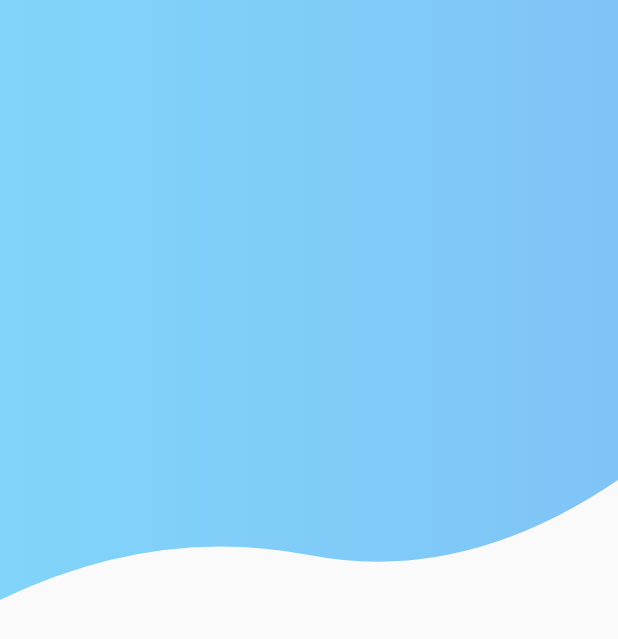
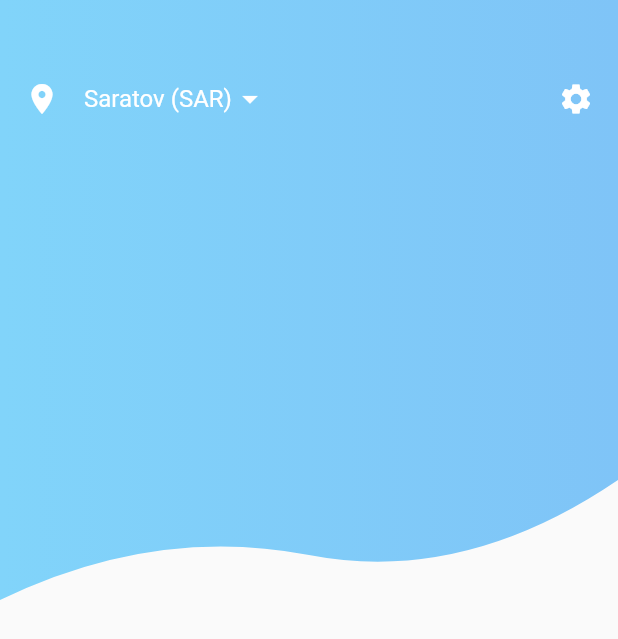
Before and after one commit to Suvorov-Alex/Flight-App-Ui, a Flutter app: the screen it shows after launch, on a phone screen of 412 x 824 dp. Shown: the top 639 px of the screen. Run offline on Flutter 3.47's test engine with Material 2 defaults, Android fonts, the phone set to English and light mode, and no system bars; Roboto replaces fonts that are missing (Oxygen).

Commit message:
top-ui-part: Add location icon + selector and menu icon

```diff
--- a/flight_app_ui/lib/main.dart
+++ b/flight_app_ui/lib/main.dart
@@ -5,10 +5,13 @@ void main() => runApp(MaterialApp(
       title: 'Flight App',
       debugShowCheckedModeBanner: false,
       home: HomeScreen(),
+      theme: appTheme,
     ));
 
 Color startColor = Color(0xFF81D4FA);
 Color endColor = Color(0xFF7FC4F7);
+
+ThemeData appTheme = ThemeData(primaryColor: startColor, fontFamily: 'Oxygen');
 
 class HomeScreen extends StatelessWidget {
   @override
@@ -26,7 +29,15 @@ class HomeScreenTopPart extends StatefulWidget {
   _HomeScreenTopPartState createState() => _HomeScreenTopPartState();
 }
 
+List<String> locations = ['Saratov (SAR)', 'Samara (SAM)'];
+
+TextStyle dropDownLabelStyle = TextStyle(color: Colors.white, fontSize: 16.0);
+TextStyle dropDownMenuItemStyle =
+    TextStyle(color: Colors.black, fontSize: 16.0);
+
 class _HomeScreenTopPartState extends State<HomeScreenTopPart> {
+  var selectedLocationIndex = 0;
+
   @override
   Widget build(BuildContext context) {
     return Stack(
@@ -37,6 +48,73 @@ class _HomeScreenTopPartState extends State<HomeScreenTopPart> {
             height: 400.0,
             decoration: BoxDecoration(
                 gradient: LinearGradient(colors: [startColor, endColor])),
+            child: Column(
+              children: <Widget>[
+                SizedBox(
+                  height: 50.0,
+                ),
+                Padding(
+                  padding: const EdgeInsets.fromLTRB(16.0, 4.0, 0.0, 0.0),
+                  child: Row(
+                    children: <Widget>[
+                      Icon(
+                        Icons.location_on,
+                        color: Colors.white,
+                      ),
+                      SizedBox(
+                        width: 16.0,
+                      ),
+                      PopupMenuButton(
+                          onSelected: (index) {
+                            setState(() {
+                              selectedLocationIndex = index;
+                            });
+                          },
+                          child: Row(
+                            children: <Widget>[
+                              Text(locations[selectedLocationIndex],
+                                  style: dropDownLabelStyle),
+                              Icon(
+                                Icons.arrow_drop_down,
+                                color: Colors.white,
+                              )
+                            ],
+                          ),
+                          itemBuilder: (BuildContext context) =>
+                              <PopupMenuItem<int>>[
+                                PopupMenuItem(
+                                  child: Text(
+                                    locations[0],
+                                    style: dropDownMenuItemStyle,
+                                  ),
+                                  value: 0,
+                                ),
+                                PopupMenuItem(
+                                  child: Text(
+                                    locations[1],
+                                    style: dropDownMenuItemStyle,
+                                  ),
+                                  value: 1,
+                                ),
+                              ]),
+                      Spacer(),
+                      Padding(
+                        padding: const EdgeInsets.fromLTRB(
+                          0.0,
+                          0.0,
+                          16.0,
+                          0.0,
+                        ),
+                        child: Icon(
+                          Icons.settings,
+                          color: Colors.white,
+                        ),
+                      )
+                    ],
+                  ),
+                ),
+              ],
+            ),
           ),
         )
       ],
```
